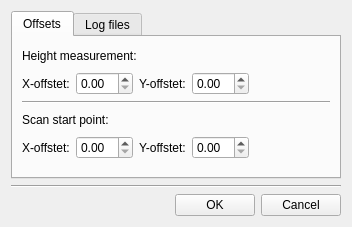
Before: the Qt Designer form mainsettings.ui in erespebrn/Near_Field_Scanner_GUI, drawn with Qt 5.
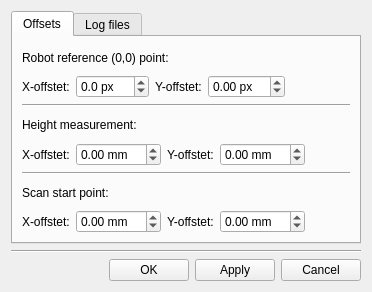
After: the same form once the commit is applied.

The edit to the form file:
```diff
--- a/mainsettings.ui
+++ b/mainsettings.ui
@@ -6,8 +6,8 @@
    <rect>
     <x>0</x>
     <y>0</y>
-    <width>352</width>
-    <height>227</height>
+    <width>372</width>
+    <height>292</height>
    </rect>
   </property>
   <property name="windowTitle">
@@ -24,6 +24,93 @@
        <string>Offsets</string>
       </attribute>
       <layout class="QVBoxLayout" name="verticalLayout_2">
+       <item>
+        <layout class="QGridLayout" name="gridLayout_5">
+         <item row="2" column="3" colspan="2">
+          <spacer name="horizontalSpacer_7">
+           <property name="orientation">
+            <enum>Qt::Horizontal</enum>
+           </property>
+           <property name="sizeHint" stdset="0">
+            <size>
+             <width>40</width>
+             <height>20</height>
+            </size>
+           </property>
+          </spacer>
+         </item>
+         <item row="3" column="1">
+          <widget class="QDoubleSpinBox" name="robot_ref00_x_offset">
+           <property name="suffix">
+            <string> px</string>
+           </property>
+           <property name="decimals">
+            <number>1</number>
+           </property>
+           <property name="minimum">
+            <double>-99.000000000000000</double>
+           </property>
+           <property name="singleStep">
+            <double>0.500000000000000</double>
+           </property>
+          </widget>
+         </item>
+         <item row="2" column="0" colspan="3">
+          <widget class="QLabel" name="label_8">
+           <property name="text">
+            <string>Robot reference (0,0) point:</string>
+           </property>
+          </widget>
+         </item>
+         <item row="3" column="2">
+          <widget class="QLabel" name="label_9">
+           <property name="text">
+            <string>Y-offstet:</string>
+           </property>
+          </widget>
+         </item>
+         <item row="3" column="3">
+          <widget class="QDoubleSpinBox" name="robot_ref00_y_offset">
+           <property name="suffix">
+            <string> px</string>
+           </property>
+           <property name="minimum">
+            <double>-99.000000000000000</double>
+           </property>
+           <property name="singleStep">
+            <double>0.500000000000000</double>
+           </property>
+          </widget>
+         </item>
+         <item row="3" column="4">
+          <spacer name="horizontalSpacer_8">
+           <property name="orientation">
+            <enum>Qt::Horizontal</enum>
+           </property>
+           <property name="sizeHint" stdset="0">
+            <size>
+             <width>40</width>
+             <height>20</height>
+            </size>
+           </property>
+          </spacer>
+         </item>
+         <item row="3" column="0">
+          <widget class="QLabel" name="label_10">
+           <property name="text">
+            <string>X-offstet:</string>
+           </property>
+          </widget>
+         </item>
+        </layout>
+       </item>
+       <item>
+        <widget class="Line" name="line_3">
+         <property name="orientation">
+          <enum>Qt::Horizontal</enum>
+         </property>
+        </widget>
+       </item>
        <item>
         <layout class="QGridLayout" name="gridLayout">
          <item row="2" column="3" colspan="2">
@@ -40,7 +127,17 @@
           </spacer>
          </item>
          <item row="3" column="1">
-          <widget class="QDoubleSpinBox" name="doubleSpinBox"/>
+          <widget class="QDoubleSpinBox" name="height_meas_x_offset">
+           <property name="suffix">
+            <string> mm</string>
+           </property>
+           <property name="minimum">
+            <double>-99.000000000000000</double>
+           </property>
+           <property name="singleStep">
+            <double>0.500000000000000</double>
+           </property>
+          </widget>
          </item>
          <item row="2" column="0" colspan="3">
           <widget class="QLabel" name="label">
@@ -57,7 +154,17 @@
           </widget>
          </item>
          <item row="3" column="3">
-          <widget class="QDoubleSpinBox" name="doubleSpinBox_2"/>
+          <widget class="QDoubleSpinBox" name="height_meas_y_offset">
+           <property name="suffix">
+            <string> mm</string>
+           </property>
+           <property name="minimum">
+            <double>-99.000000000000000</double>
+           </property>
+           <property name="singleStep">
+            <double>0.500000000000000</double>
+           </property>
+          </widget>
          </item>
          <item row="3" column="4">
           <spacer name="horizontalSpacer_3">
@@ -111,7 +218,17 @@
           </widget>
          </item>
          <item row="1" column="1">
-          <widget class="QDoubleSpinBox" name="doubleSpinBox_4"/>
+          <widget class="QDoubleSpinBox" name="start_scan_x_offset">
+           <property name="suffix">
+            <string> mm</string>
+           </property>
+           <property name="minimum">
+            <double>-99.000000000000000</double>
+           </property>
+           <property name="singleStep">
+            <double>0.500000000000000</double>
+           </property>
+          </widget>
          </item>
          <item row="1" column="4">
           <spacer name="horizontalSpacer_4">
@@ -127,7 +244,17 @@
           </spacer>
          </item>
          <item row="1" column="3">
-          <widget class="QDoubleSpinBox" name="doubleSpinBox_3"/>
+          <widget class="QDoubleSpinBox" name="start_scan_y_offset">
+           <property name="suffix">
+            <string> mm</string>
+           </property>
+           <property name="minimum">
+            <double>-99.000000000000000</double>
+           </property>
+           <property name="singleStep">
+            <double>0.500000000000000</double>
+           </property>
+          </widget>
          </item>
          <item row="1" column="0">
           <widget class="QLabel" name="label_6">
@@ -145,19 +272,6 @@
          </item>
         </layout>
        </item>
-       <item>
-        <spacer name="verticalSpacer">
-         <property name="orientation">
-          <enum>Qt::Vertical</enum>
-         </property>
-         <property name="sizeHint" stdset="0">
-          <size>
-           <width>20</width>
-           <height>40</height>
-          </size>
-         </property>
-        </spacer>
-       </item>
       </layout>
      </widget>
      <widget class="QWidget" name="log_file_tab">
@@ -232,13 +346,6 @@
        </property>
       </widget>
      </item>
-     <item row="0" column="2">
-      <widget class="QPushButton" name="Cancel_button">
-       <property name="text">
-        <string>Cancel</string>
-       </property>
-      </widget>
-     </item>
      <item row="0" column="0">
       <spacer name="horizontalSpacer">
        <property name="orientation">
@@ -252,6 +359,20 @@
        </property>
       </spacer>
      </item>
+     <item row="0" column="3">
+      <widget class="QPushButton" name="Cancel_button">
+       <property name="text">
+        <string>Cancel</string>
+       </property>
+      </widget>
+     </item>
+     <item row="0" column="2">
+      <widget class="QPushButton" name="apply_button">
+       <property name="text">
+        <string>Apply</string>
+       </property>
+      </widget>
+     </item>
     </layout>
    </item>
   </layout>
```
